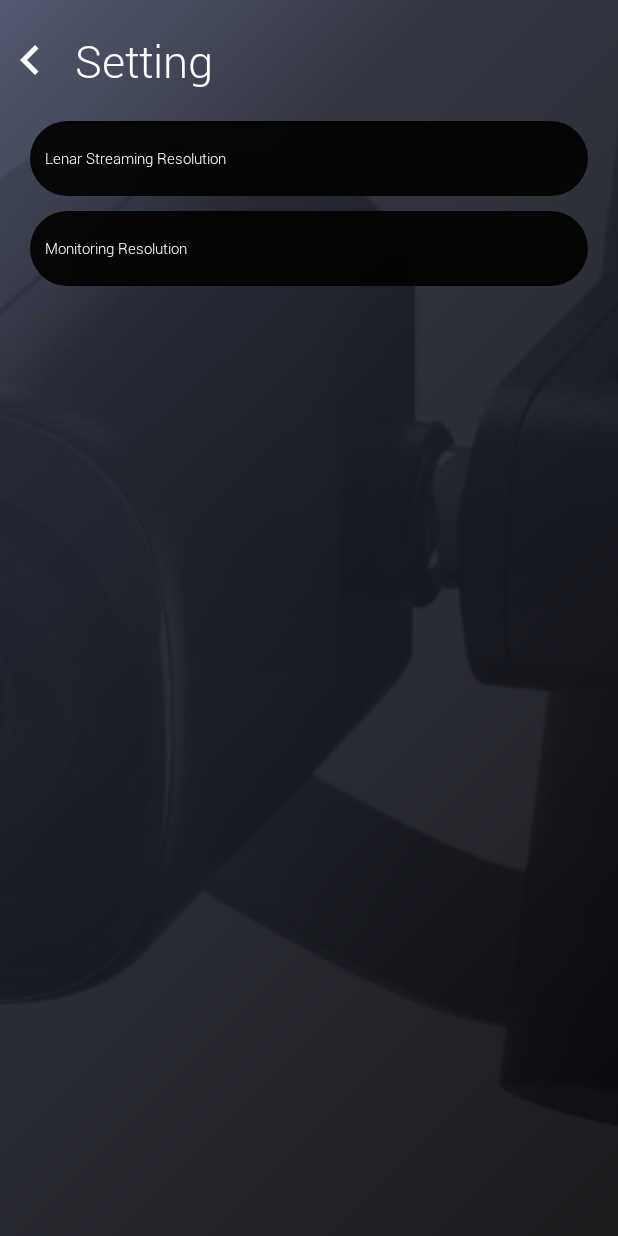
After one commit to korangko/lenarv03, an Android app: the StreamingSettingActivity screen opened directly, with no data from a screen before it, on a phone screen of 412 x 824 dp. The commit adds this screen. Run offline under Robolectric (Android 15) with nearby library versions, the phone set to English and light mode, and no system bars.

Commit message:
Lenar 210705 Update

```diff
--- a/app/src/main/AndroidManifest.xml
+++ b/app/src/main/AndroidManifest.xml
@@ -29,6 +29,7 @@
         <activity android:name=".ConnectActivity1"/>
         <activity android:name=".ConnectActivity2"/>
         <activity android:name=".ConnectActivity3"/>
+        <activity android:name=".StreamingSettingActivity"/>
         <activity android:name=".MainActivity"
             android:configChanges="orientation|screenSize"/>
     </application>
--- a/app/src/main/java/com/example/lenarv03/MainActivity.java
+++ b/app/src/main/java/com/example/lenarv03/MainActivity.java
@@ -1,9 +1,6 @@
 package com.example.lenarv03;
 
-import androidx.appcompat.app.AppCompatActivity;
-import androidx.constraintlayout.widget.ConstraintLayout;
-import androidx.viewpager.widget.ViewPager;
-
+import android.content.Intent;
 import android.content.pm.ActivityInfo;
 import android.graphics.Color;
 import android.graphics.PorterDuff;
@@ -18,6 +15,10 @@ import android.widget.ImageView;
 import android.widget.LinearLayout;
 import android.widget.TextView;
 
+import androidx.appcompat.app.AppCompatActivity;
+import androidx.constraintlayout.widget.ConstraintLayout;
+import androidx.viewpager.widget.ViewPager;
+
 import com.example.lenarv03.utils.CustomOrientationEventListener;
 import com.example.lenarv03.utils.PermissionSupport;
 import com.example.lenarv03.utils.RtspReceiver;
@@ -30,7 +31,7 @@ import static com.example.lenarv03.utils.RtspReceiver.vout;
 
 public class MainActivity extends AppCompatActivity implements View.OnClickListener {
 
-    ImageView alarmBtn, displayModeBtn, micBtn;
+    ImageView alarmBtn, displayModeBtn, micBtn, settingBtn;
     TextureView rtspReceiveView;
     boolean alarmOn, displayMaximized, micOn;
     static public ViewPager viewPager;
@@ -71,6 +72,8 @@ public class MainActivity extends AppCompatActivity implements View.OnClickListe
         micBtn = findViewById(R.id.mic_btn);
         micBtn.setOnClickListener(this);
         micOn = true;
+        settingBtn = findViewById(R.id.setting_btn);
+        settingBtn.setOnClickListener(this);
         loadingLayout = findViewById(R.id.loading_layout);
         loadingPercentage = findViewById(R.id.loading_percentage);
         /**reconnect**/
@@ -227,6 +230,12 @@ public class MainActivity extends AppCompatActivity implements View.OnClickListe
                     micOn = true;
                 }
                 break;
+
+            case R.id.setting_btn:
+                startActivity(new Intent(MainActivity.this, StreamingSettingActivity.class)); //로딩이 끝난 후, ChoiceFunction 이동
+                overridePendingTransition(R.anim.fadein, R.anim.fadeout);
+                MainActivity.this.finish();
+                break;
         }
     }
 
--- /dev/null
+++ b/app/src/main/java/com/example/lenarv03/StreamingSettingActivity.java
@@ -0,0 +1,34 @@
+package com.example.lenarv03;
+
+import android.app.Activity;
+import android.content.Intent;
+import android.os.Bundle;
+import android.view.View;
+import android.view.WindowManager;
+import android.widget.LinearLayout;
+
+public class StreamingSettingActivity extends Activity implements View.OnClickListener {
+
+    LinearLayout beforeBtn;
+
+    @Override
+    protected void onCreate(Bundle savedInstanceState) {
+        super.onCreate(savedInstanceState);
+        setContentView(R.layout.activity_streamingsetting);
+        getWindow().addFlags(WindowManager.LayoutParams.FLAG_KEEP_SCREEN_ON);
+
+        beforeBtn = findViewById(R.id.before_btn);
+        beforeBtn.setOnClickListener(this);
+    }
+
+    @Override
+    public void onClick(View view) {
+        switch (view.getId()) {
+            case R.id.before_btn:
+                startActivity(new Intent(StreamingSettingActivity.this, MainActivity.class)); //로딩이 끝난 후, ChoiceFunction 이동
+                overridePendingTransition(R.anim.fadein, R.anim.fadeout);
+                StreamingSettingActivity.this.finish();
+                break;
+        }
+    }
+}
--- a/app/src/main/java/com/example/lenarv03/utils/WifiConnect.java
+++ b/app/src/main/java/com/example/lenarv03/utils/WifiConnect.java
@@ -14,8 +14,8 @@ import static android.content.Context.WIFI_SERVICE;
 
 public class WifiConnect {
 
-    public static Boolean LenarConnected = false;
-    String LenarSSID = "T_GiGA_5G_Wave2_6613";
+    public static Boolean LenarConnected = true;
+    String LenarSSID = "KT_GiGA_5G_Wave2_6613";
 
 
     public void connectLenar(Activity mActivity) {
--- /dev/null
+++ b/app/src/main/res/drawable-v24/ic_before.xml
@@ -0,0 +1,5 @@
+<vector android:height="24dp" android:tint="#FFFFFF"
+    android:viewportHeight="24" android:viewportWidth="24"
+    android:width="24dp" xmlns:android="http://schemas.android.com/apk/res/android">
+    <path android:fillColor="@android:color/white" android:pathData="M15.41,7.41L14,6l-6,6 6,6 1.41,-1.41L10.83,12z"/>
+</vector>
--- /dev/null
+++ b/app/src/main/res/layout/activity_streamingsetting.xml
@@ -0,0 +1,99 @@
+<?xml version="1.0" encoding="utf-8"?>
+<androidx.constraintlayout.widget.ConstraintLayout
+    xmlns:android="http://schemas.android.com/apk/res/android"
+    xmlns:app="http://schemas.android.com/apk/res-auto"
+    xmlns:tools="http://schemas.android.com/tools"
+    android:layout_width="match_parent"
+    android:layout_height="match_parent">
+
+    <ImageView
+        android:id="@+id/imageView5"
+        android:layout_width="match_parent"
+        android:layout_height="match_parent"
+        android:scaleType="centerCrop"
+        android:src="@drawable/background"
+        app:layout_constraintStart_toStartOf="parent"
+        app:layout_constraintTop_toTopOf="parent" />
+
+    <ImageView
+        android:layout_width="match_parent"
+        android:layout_height="match_parent"
+        android:alpha="0.1"
+        android:scaleType="centerCrop"
+        android:src="@drawable/lenar_wallpaper3"
+        app:layout_constraintStart_toStartOf="parent"
+        app:layout_constraintTop_toTopOf="parent" />
+
+    <LinearLayout
+        android:id="@+id/before_btn"
+        android:layout_marginTop="20dp"
+        android:layout_width="match_parent"
+        android:layout_height="wrap_content"
+        app:layout_constraintTop_toTopOf="parent">
+
+        <ImageView
+            android:layout_width="40dp"
+            android:layout_height="40dp"
+            android:layout_gravity="center"
+            android:src="@drawable/ic_before"
+            app:layout_constraintStart_toStartOf="parent"
+            app:layout_constraintTop_toTopOf="parent" />
+
+        <TextView
+            android:id="@+id/status_text"
+            android:layout_width="wrap_content"
+            android:layout_height="wrap_content"
+            android:layout_gravity="center"
+            android:layout_marginStart="10dp"
+            android:fontFamily="@font/robotolight"
+            android:text="Setting"
+            android:textColor="@color/white"
+            android:textSize="30dp"
+            app:layout_constraintStart_toStartOf="parent"
+            app:layout_constraintTop_toTopOf="parent" />
+
+    </LinearLayout>
+
+    <LinearLayout
+        android:id="@+id/lsrmenu"
+        android:layout_width="match_parent"
+        android:layout_height="50dp"
+        android:layout_marginHorizontal="20dp"
+        android:layout_marginTop="20dp"
+        android:background="@drawable/shape_roundsquare"
+        app:layout_constraintTop_toBottomOf="@+id/before_btn">
+
+        <TextView
+            android:layout_marginStart="10dp"
+            android:layout_width="wrap_content"
+            android:layout_height="wrap_content"
+            android:layout_gravity="center"
+            android:fontFamily="@font/robotolight"
+            android:text="Lenar Streaming Resolution"
+            android:textColor="@color/white"
+            android:textSize="10dp" />
+    </LinearLayout>
+
+    <LinearLayout
+        android:id="@+id/menu"
+        android:layout_width="match_parent"
+        android:layout_height="50dp"
+        android:layout_marginHorizontal="20dp"
+        android:layout_marginTop="10dp"
+        android:background="@drawable/shape_roundsquare"
+        app:layout_constraintTop_toBottomOf="@+id/lsrmenu">
+
+        <TextView
+            android:layout_marginStart="10dp"
+            android:layout_width="wrap_content"
+            android:layout_height="wrap_content"
+            android:layout_gravity="center"
+            android:fontFamily="@font/robotolight"
+            android:text="Monitoring Resolution"
+            android:textColor="@color/white"
+            android:textSize="10dp" />
+    </LinearLayout>
+
+
+
+</androidx.constraintlayout.widget.ConstraintLayout>
```
